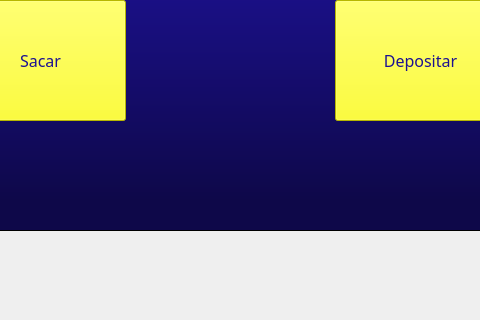
First picture: the form in banco/tela_principal.ui, repository lucassl2020/POO2, before the edit; both pictures show x 185 to 665 and y 280 to 600 of the 800 by 600 pixel window.
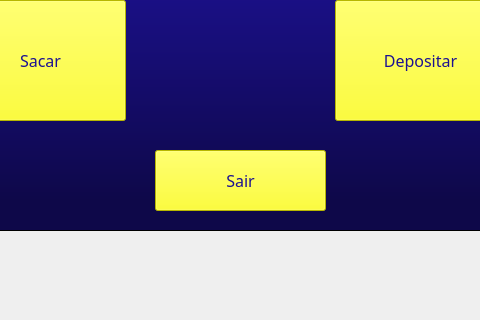
Second picture: the form after the edit.

Commit message: colocando botao voltar em algumas telas

Diff of the .ui file:
```diff
--- a/banco/tela_principal.ui
+++ b/banco/tela_principal.ui
@@ -267,6 +267,34 @@
       <string>Depositar</string>
      </property>
     </widget>
+    <widget class="QPushButton" name="pushButton_5">
+     <property name="geometry">
+      <rect>
+       <x>350</x>
+       <y>370</y>
+       <width>171</width>
+       <height>61</height>
+      </rect>
+     </property>
+     <property name="font">
+      <font>
+       <family>Impact</family>
+       <pointsize>12</pointsize>
+       <weight>50</weight>
+       <bold>false</bold>
+      </font>
+     </property>
+     <property name="mouseTracking">
+      <bool>false</bool>
+     </property>
+     <property name="styleSheet">
+      <string notr="true">background-color: rgb(255, 255, 0);
+color: rgb(28, 17, 145);</string>
+     </property>
+     <property name="text">
+      <string>Sair</string>
+     </property>
+    </widget>
    </widget>
   </widget>
   <widget class="QMenuBar" name="menubar">
```
The commit also changes 2 other files.
